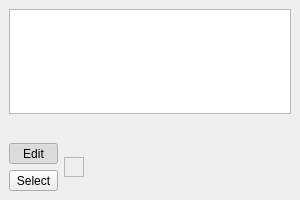
undisbeliever/untech-editor, file src/gui-qt/metasprite/metasprite/palettesdock.ui: the form before one commit.
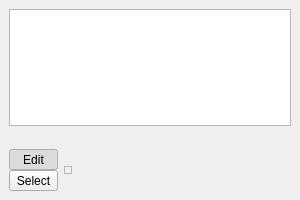
The form after the commit.

Commit message:
gui-ms: gui-si: clean up sidebars
 * TreeView/ListView minimum height set to 100

 * Margins surrounding the TreeView/ListViews and their buttons set to 0

 * AnimationDock::animationFrames was put inside a GroupBox so it
   matches the Frame and FrameSet docks

Patch:
```diff
--- a/src/gui-qt/metasprite/metasprite/palettesdock.ui
+++ b/src/gui-qt/metasprite/metasprite/palettesdock.ui
@@ -24,6 +24,9 @@
   </property>
   <widget class="QWidget" name="dockWidgetContents">
    <layout class="QVBoxLayout" name="verticalLayout">
+    <property name="spacing">
+     <number>0</number>
+    </property>
     <item>
      <widget class="QListView" name="paletteList">
       <property name="sizePolicy">
@@ -70,8 +73,14 @@
       <property name="sizeConstraint">
        <enum>QLayout::SetFixedSize</enum>
       </property>
+      <property name="topMargin">
+       <number>6</number>
+      </property>
       <item>
        <layout class="QVBoxLayout" name="toolButtonsLayout">
+        <property name="rightMargin">
+         <number>6</number>
+        </property>
         <item>
          <widget class="QToolButton" name="editColorButton">
           <property name="sizePolicy">
@@ -127,6 +136,18 @@
          <property name="sizeConstraint">
           <enum>QLayout::SetFixedSize</enum>
          </property>
+         <property name="leftMargin">
+          <number>3</number>
+         </property>
+         <property name="topMargin">
+          <number>3</number>
+         </property>
+         <property name="rightMargin">
+          <number>3</number>
+         </property>
+         <property name="bottomMargin">
+          <number>3</number>
+         </property>
          <property name="spacing">
           <number>1</number>
          </property>
```
The commit also changes 5 other files.
